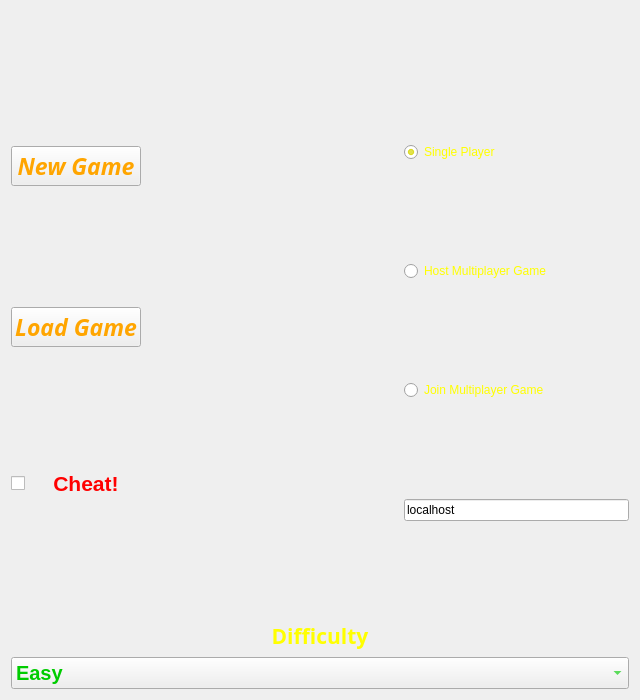
Old version of the form mainwindow.ui in the repository ThyberZee/earthdefense.
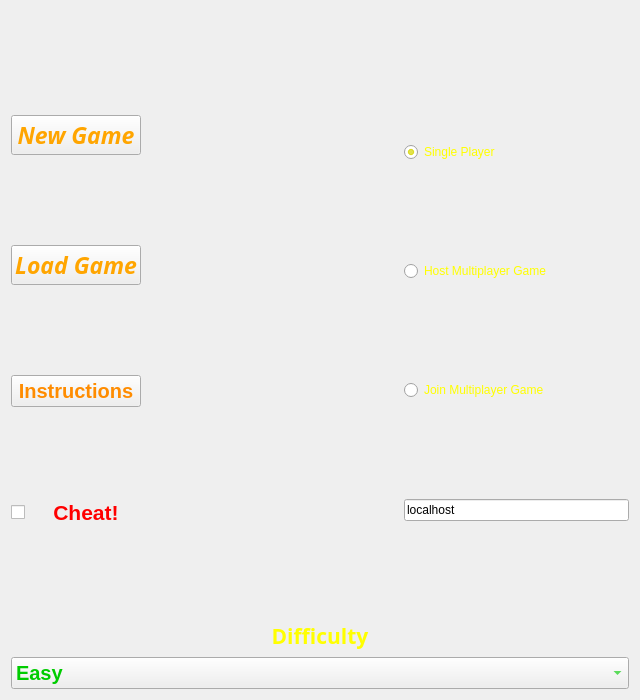
New version of the form. Icons and pictures are not drawn.

Commit message: Help Screen

```diff
--- a/mainwindow.ui
+++ b/mainwindow.ui
@@ -206,6 +206,23 @@
         </property>
        </widget>
       </item>
+      <item>
+       <widget class="QPushButton" name="btnInstructions">
+        <property name="font">
+         <font>
+          <pointsize>15</pointsize>
+          <weight>75</weight>
+          <bold>true</bold>
+         </font>
+        </property>
+        <property name="styleSheet">
+         <string notr="true">color:darkorange</string>
+        </property>
+        <property name="text">
+         <string>Instructions</string>
+        </property>
+       </widget>
+      </item>
       <item>
        <widget class="QCheckBox" name="cbCheat">
         <property name="font">
```
Left out of the diff: 28 changed lines with no effect on the pictures. The commit also changes 7 other files.
